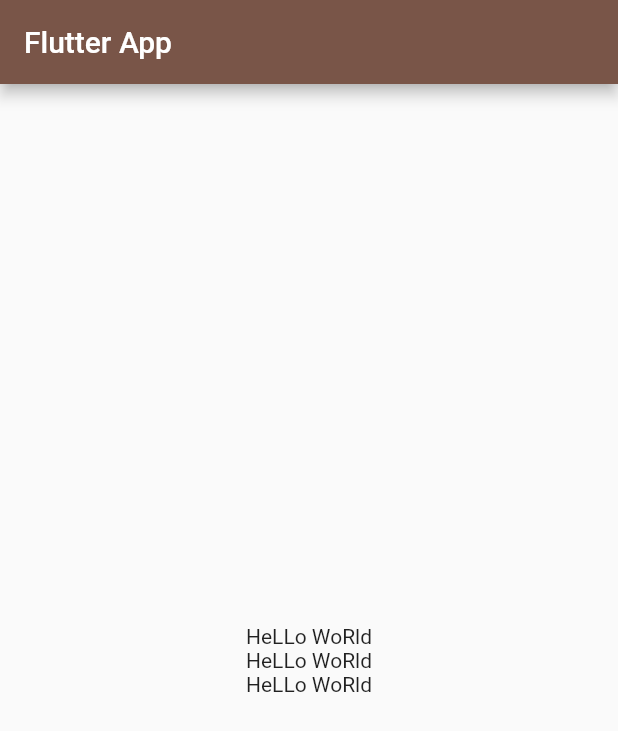
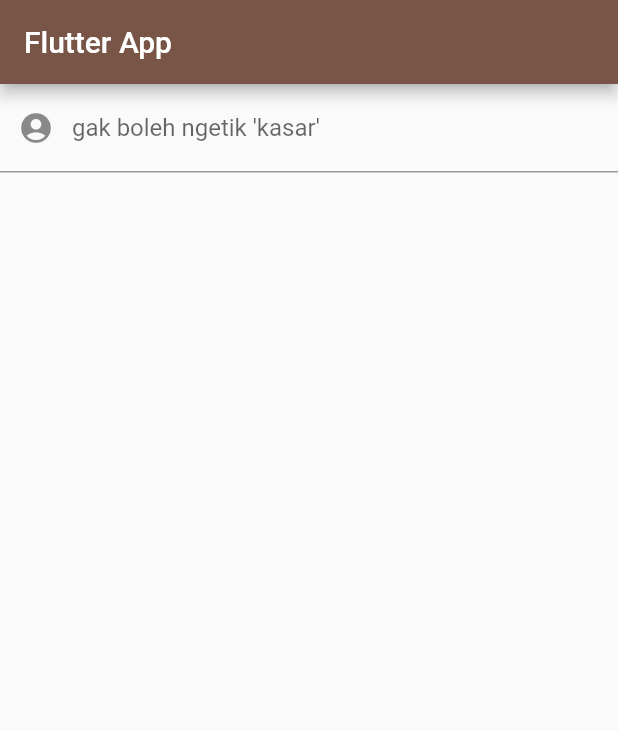
Before and after one commit to Syaroful/my_first_flutter_app, a Flutter app: the screen it shows after launch, on a phone screen of 412 x 824 dp. Shown: the top 731 px of the screen. Run offline on Flutter 3.47's test engine with Material 2 defaults, Android fonts, the phone set to English and light mode, and no system bars.

Commit message:
flutter textfield and force refresh

```diff
--- a/lib/main.dart
+++ b/lib/main.dart
@@ -24,26 +24,56 @@ class MyHomePage extends StatelessWidget {
   @override
   Widget build(BuildContext context) {
     return Scaffold(
-      appBar: AppBar(
-        title: const Text('Flutter App'),
-      ),
-      body: Center(
-        child: Column(
-          mainAxisAlignment: MainAxisAlignment.center,
-          children: <Widget>[
-            TestWidget(),
-            TestWidget(),
-            TestWidget(),
-          ],
+        appBar: AppBar(
+          title: const Text('Flutter App'),
         ),
-      ),
+        body: TextInputWidget());
+  }
+}
+
+class TextInputWidget extends StatefulWidget {
+  const TextInputWidget({super.key});
+
+  @override
+  State<TextInputWidget> createState() => _TextInputWidgetState();
+}
+
+class _TextInputWidgetState extends State<TextInputWidget> {
+  final controller = TextEditingController();
+  String text = "";
+
+  @override
+  void dispose() {
+    super.dispose();
+    controller.dispose();
+  }
+
+  void changeText(text) {
+    if (text == "kasar") {
+      controller.clear();
+      text = "";
+    }
+    setState(() {
+      this.text = text;
+    });
+  }
+
+  @override
+  Widget build(BuildContext context) {
+    return Column(
+      children: [
+        TextField(
+          controller: controller,
+          decoration: const InputDecoration(
+            prefixIcon: Icon(Icons.account_circle_rounded),
+            labelText: "gak boleh ngetik 'kasar'",
+          ),
+          onChanged: (text) => changeText(text),
+        ),
+        Text(
+          text,
+        )
+      ],
     );
   }
 }
-
-class TestWidget extends StatelessWidget {
-  @override
-  Widget build(BuildContext context) {
-    return const Text('HeLLo WoRld');
-  }
-}
```
